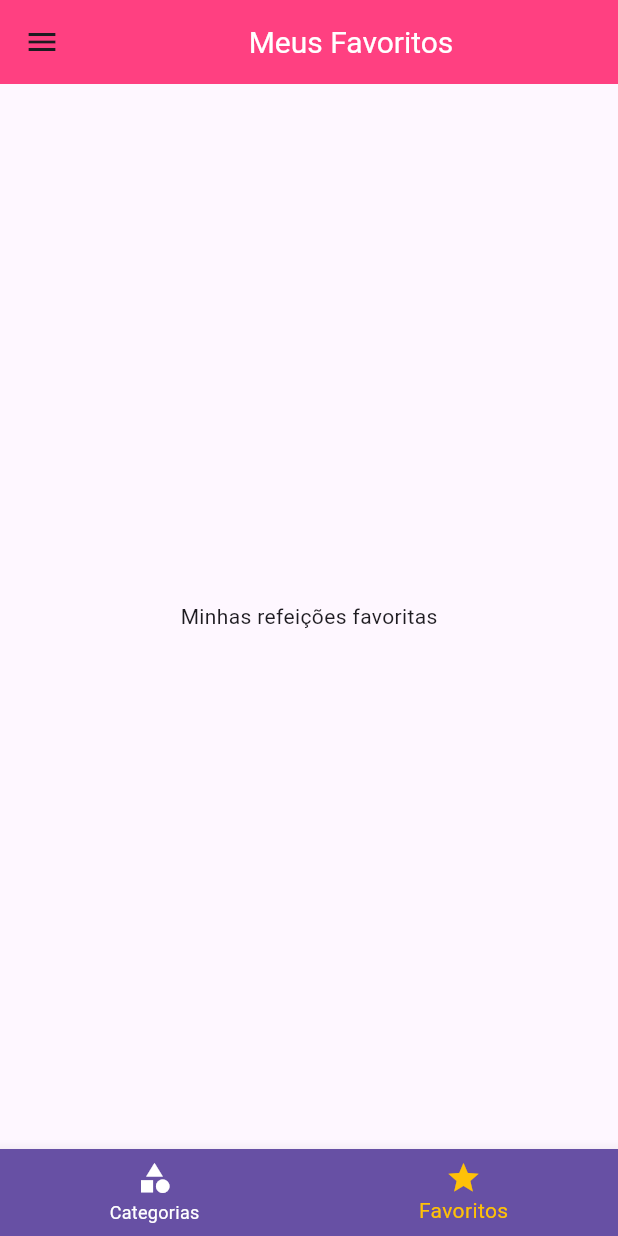
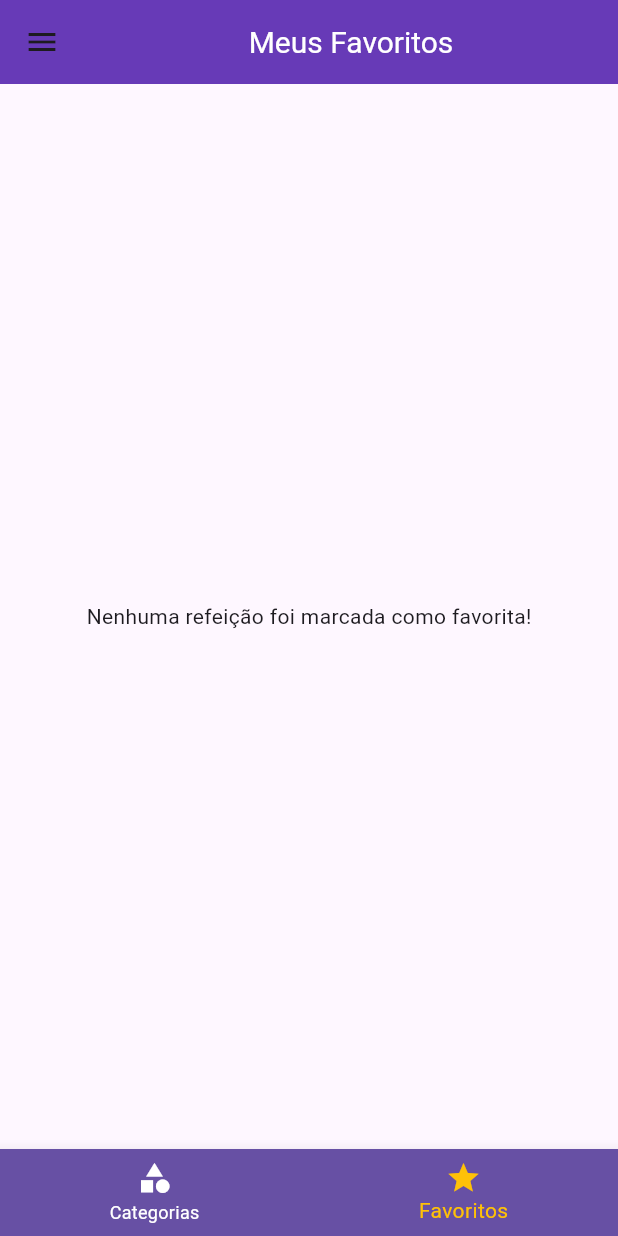
Before and after one commit to LucasFagundesWielewski/meal_track_app, a Flutter app: the screen it shows after launch, item 2 of the bottom bar chosen, on a phone screen of 412 x 824 dp. Run offline on Flutter 3.47's test engine with Material 3 defaults, Android fonts, the phone set to English and light mode, and no system bars; Roboto replaces fonts that are missing (RobotoCondensed).

Commit message:
added drawer and fav btn

```diff
--- a/lib/components/main_drawer.dart
+++ b/lib/components/main_drawer.dart
@@ -2,7 +2,7 @@ import 'package:flutter/material.dart';
 import 'package:meal_track_app/utils/app_routes.dart';
 
 class MainDrawer extends StatelessWidget {
-  Widget _createItem(IconData icon, String label, Function onTap) {
+  Widget _createItem(IconData icon, String label, void Function()? onTap) {
     return ListTile(
       leading: Icon(
         icon,
@@ -16,7 +16,7 @@ class MainDrawer extends StatelessWidget {
           fontWeight: FontWeight.bold,
         ),
       ),
-      onTap: () {},
+      onTap: onTap,
     );
   }
 
--- a/lib/main.dart
+++ b/lib/main.dart
@@ -1,21 +1,63 @@
 import 'package:flutter/material.dart';
+import 'package:meal_track_app/models/settings.dart';
 import 'package:meal_track_app/screens/catgories_meals_screen.dart';
 import 'package:meal_track_app/screens/meal_detail_screen.dart';
 import 'package:meal_track_app/screens/settings_screen.dart';
 import 'package:meal_track_app/screens/tabs_screen.dart';
 import 'utils/app_routes.dart';
+import 'models/meal.dart';
+import 'data/dummy_data.dart';
 
 void main() {
   runApp(MyApp());
 }
 
-class MyApp extends StatelessWidget {
+class MyApp extends StatefulWidget {
+  @override
+  _MyAppState createState() => _MyAppState();
+}
+
+class _MyAppState extends State<MyApp> {
+  Settings settings = Settings();
+  List<Meal> _availableMeals = DUMMY_MEALS;
+  List<Meal> _favoriteMeals = [];
+
+  void _filterMeals(Settings settings) {
+    setState(() {
+      this.settings = settings;
+      _availableMeals = DUMMY_MEALS.where((meal) {
+        final filterGluten = settings.isGlutenFree && !meal.isGlutenFree;
+        final filterLactose = settings.isLactoseFree && !meal.isLactoseFree;
+        final filterVegan = settings.isVegan && !meal.isVegan;
+        final filterVegetarian = settings.isVegetarian && !meal.isVegetarian;
+        return !filterGluten &&
+            !filterLactose &&
+            !filterVegan &&
+            !filterVegetarian;
+      }).toList();
+    });
+  }
+
+  void _toggleFavorite(Meal meal) {
+    setState(() {
+      if (_favoriteMeals.contains(meal)) {
+        _favoriteMeals.remove(meal);
+      } else {
+        _favoriteMeals.add(meal);
+      }
+    });
+  }
+
+  bool _isFavorite(Meal meal) {
+    return _favoriteMeals.contains(meal);
+  }
+
   @override
   Widget build(BuildContext context) {
     return MaterialApp(
       title: 'Lets cook?',
       theme: ThemeData(
-        primarySwatch: Colors.pink,
+        primarySwatch: Colors.purple,
         hintColor: Colors.amber,
         fontFamily: 'Raleway',
         canvasColor: Color.fromARGB(255, 255, 229, 229),
@@ -26,7 +68,7 @@ class MyApp extends StatelessWidget {
               ),
             ),
         appBarTheme: const AppBarTheme(
-          color: Colors.pinkAccent,
+          color: Colors.deepPurple,
           titleTextStyle: TextStyle(
             color: Colors.white,
             fontSize: 20,
@@ -34,11 +76,14 @@ class MyApp extends StatelessWidget {
           ),
         ),
       ),
+      initialRoute: AppRoutes.HOME,
       routes: {
-        AppRoutes.HOME: (context) => TabsScreen(),
-        AppRoutes.CATEGORIES_MEALS: (context) => CatgoriesMealsScreen(),
-        AppRoutes.MEAL_DETAIL: (context) => MealDetailScreen(),
-        AppRoutes.SETTINGS: (context) => SettingsScreen(),
+        AppRoutes.HOME: (context) => TabsScreen(_favoriteMeals),
+        AppRoutes.CATEGORIES_MEALS: (context) =>
+            CatgoriesMealsScreen(_availableMeals),
+        AppRoutes.MEAL_DETAIL: (context) =>
+            MealDetailScreen(_toggleFavorite, _isFavorite),
+        AppRoutes.SETTINGS: (context) => SettingsScreen(settings, _filterMeals),
       },
     );
   }
--- a/lib/screens/catgories_meals_screen.dart
+++ b/lib/screens/catgories_meals_screen.dart
@@ -1,9 +1,14 @@
 import 'package:flutter/material.dart';
 import 'package:meal_track_app/components/meal_item.dart';
 import 'package:meal_track_app/data/dummy_data.dart';
+import 'package:meal_track_app/models/meal.dart';
 import '../models/category.dart';
 
 class CatgoriesMealsScreen extends StatelessWidget {
+  final List<Meal> meals;
+
+  const CatgoriesMealsScreen(this.meals);
+
   @override
   Widget build(BuildContext context) {
     final category = ModalRoute.of(context)?.settings.arguments as Category;
--- a/lib/screens/favorite_screen.dart
+++ b/lib/screens/favorite_screen.dart
@@ -1,10 +1,26 @@
 import 'package:flutter/material.dart';
+import 'package:meal_track_app/models/meal.dart';
 
 class FavoriteScreen extends StatelessWidget {
+  final List<Meal> favoriteMeals;
+
+  const FavoriteScreen(this.favoriteMeals);
+
   @override
   Widget build(BuildContext context) {
-    return Center(
-      child: Text('Minhas refeições favoritas'),
-    );
+    if (favoriteMeals.isEmpty) {
+      return const Center(
+        child: Text('Nenhuma refeição foi marcada como favorita!'),
+      );
+    } else {
+      return ListView.builder(
+        itemCount: favoriteMeals.length,
+        itemBuilder: (ctx, index) {
+          return ListTile(
+            title: Text(favoriteMeals[index].title),
+          );
+        },
+      );
+    }
   }
 }
--- a/lib/screens/tabs_screen.dart
+++ b/lib/screens/tabs_screen.dart
@@ -1,19 +1,36 @@
 import 'package:flutter/material.dart';
+import 'package:meal_track_app/models/meal.dart';
 import 'categories_screen.dart';
 import 'favorite_screen.dart';
 import '../components/main_drawer.dart';
 
 class TabsScreen extends StatefulWidget {
+  final List<Meal> favoriteMeals;
+
+  const TabsScreen(this.favoriteMeals, {Key? key}) : super(key: key);
+
   @override
   _TabsScreenState createState() => _TabsScreenState();
 }
 
 class _TabsScreenState extends State<TabsScreen> {
   int _selectedScreenIndex = 0;
-  final List<Map<String, Object>> _screens = [
-    {'title': 'Lista de Categorias', 'screen': CategoriesScreen()},
-    {'title': 'Meus Favoritos', 'screen': FavoriteScreen()},
-  ];
+  late List<Map<String, Object>> _screens;
+
+  @override
+  void initState() {
+    super.initState();
+    _screens = [
+      {
+        'title': 'Lista de Categorias',
+        'screen': CategoriesScreen(),
+      },
+      {
+        'title': 'Meus Favoritos',
+        'screen': FavoriteScreen(widget.favoriteMeals),
+      },
+    ];
+  }
 
   void _selectScreen(int index) {
     setState(() {
```
Also changed, not shown: lib/screens/meal_detail_screen.dart (+9 -2 lines), lib/screens/settings_screen.dart (+16 -2 lines).
